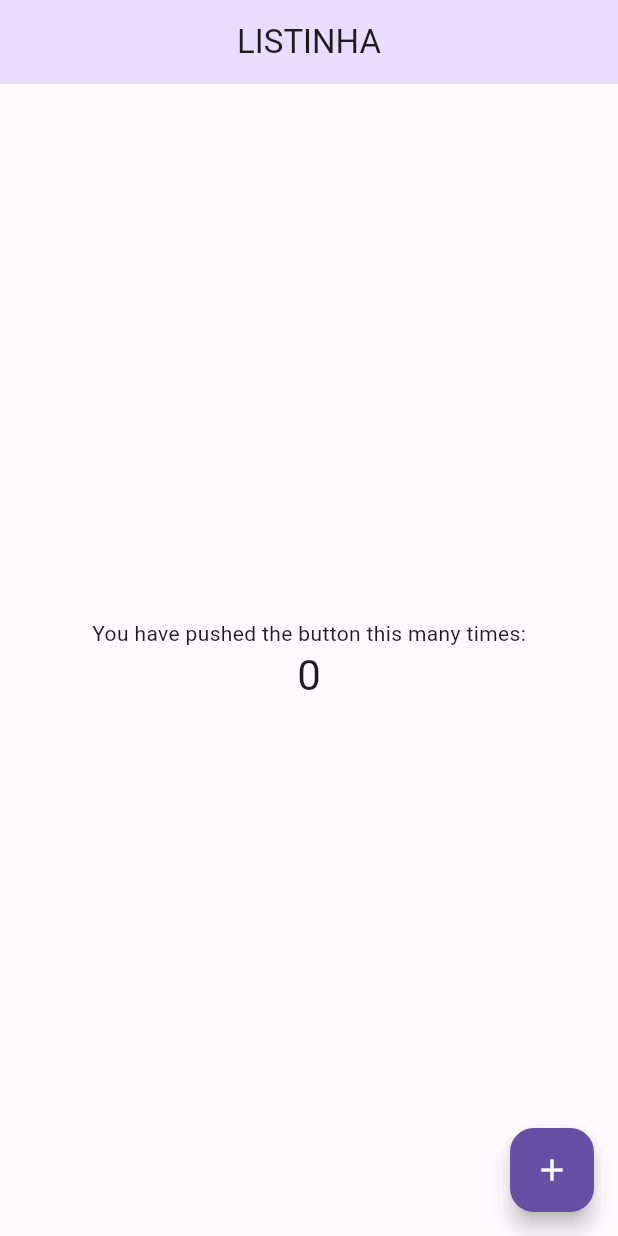
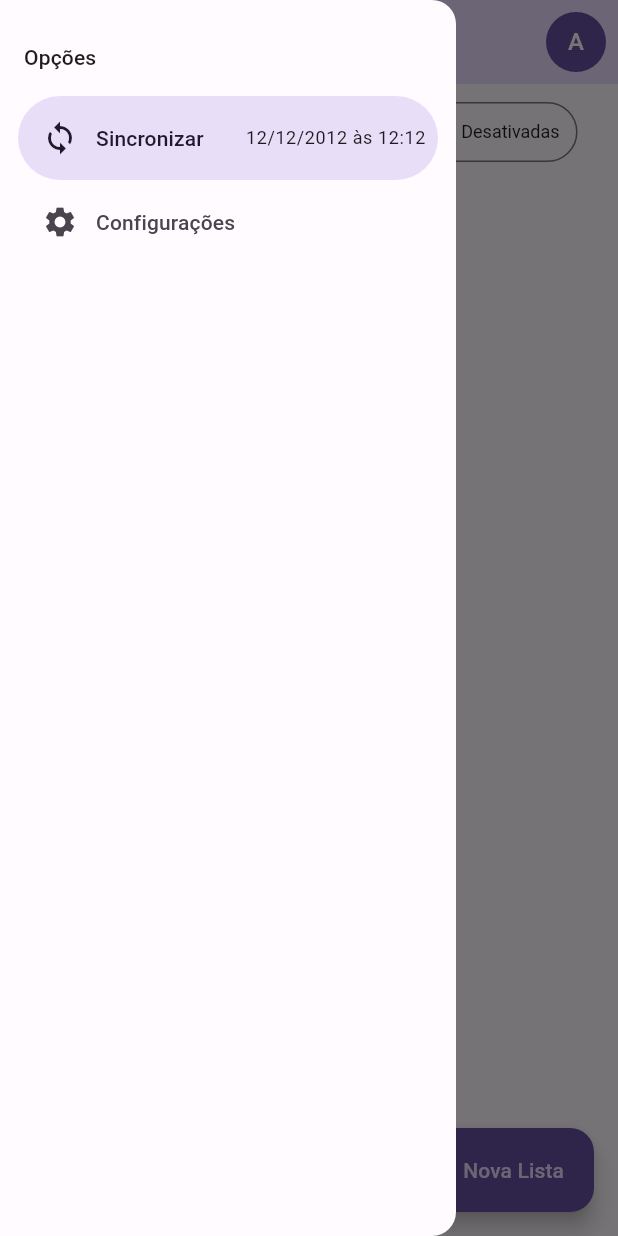
Before and after one commit to JohnSeavon/listinha, a Flutter app: the screen it shows after launch, with the side drawer open (before the commit the screen has no drawer), on a phone screen of 412 x 824 dp. Run offline on Flutter 3.47's test engine with Material 2 defaults, Android fonts, the phone set to English and light mode, and no system bars.

Commit message:
feat: implement home page and drawer

```diff
--- a/app/lib/main.dart
+++ b/app/lib/main.dart
@@ -1,109 +1,7 @@
 import 'package:flutter/material.dart';
-import 'package:listinha/src/shared/themes/themes.dart';
 
+import 'src/app_widget.dart';
 
 void main() {
-  runApp(const MyApp());
+  runApp(const AppWidget());
 }
-
-class MyApp extends StatelessWidget {
-  const MyApp({super.key});
-
-  // This widget is the root of your application.
-  @override
-  Widget build(BuildContext context) {
-    return MaterialApp(
-      title: 'Flutter Demo',
-      debugShowCheckedModeBanner: false,
-      themeMode: ThemeMode.light,
-      theme: lightTheme,
-      darkTheme: darkTheme,
-      home: const MyHomePage(title: 'LISTINHA'),
-    );
-  }
-}
-
-class MyHomePage extends StatefulWidget {
-  const MyHomePage({super.key, required this.title});
-
-  // This widget is the home page of your application. It is stateful, meaning
-  // that it has a State object (defined below) that contains fields that affect
-  // how it looks.
-
-  // This class is the configuration for the state. It holds the values (in this
-  // case the title) provided by the parent (in this case the App widget) and
-  // used by the build method of the State. Fields in a Widget subclass are
-  // always marked "final".
-
-  final String title;
-
-  @override
-  State<MyHomePage> createState() => _MyHomePageState();
-}
-
-class _MyHomePageState extends State<MyHomePage> {
-  int _counter = 0;
-
-  void _incrementCounter() {
-    setState(() {
-      // This call to setState tells the Flutter framework that something has
-      // changed in this State, which causes it to rerun the build method below
-      // so that the display can reflect the updated values. If we changed
-      // _counter without calling setState(), then the build method would not be
-      // called again, and so nothing would appear to happen.
-      _counter++;
-    });
-  }
-
-  @override
-  Widget build(BuildContext context) {
-    // This method is rerun every time setState is called, for instance as done
-    // by the _incrementCounter method above.
-    //
-    // The Flutter framework has been optimized to make rerunning build methods
-    // fast, so that you can just rebuild anything that needs updating rather
-    // than having to individually change instances of widgets.
-    return Scaffold(
-      appBar: AppBar(
-        // Here we take the value from the MyHomePage object that was created by
-        // the App.build method, and use it to set our appbar title.
-        title: Text(widget.title),
-      ),
-      body: Center(
-        // Center is a layout widget. It takes a single child and positions it
-        // in the middle of the parent.
-        child: Column(
-          // Column is also a layout widget. It takes a list of children and
-          // arranges them vertically. By default, it sizes itself to fit its
-          // children horizontally, and tries to be as tall as its parent.
-          //
-          // Invoke "debug painting" (press "p" in the console, choose the
-          // "Toggle Debug Paint" action from the Flutter Inspector in Android
-          // Studio, or the "Toggle Debug Paint" command in Visual Studio Code)
-          // to see the wireframe for each widget.
-          //
-          // Column has various properties to control how it sizes itself and
-          // how it positions its children. Here we use mainAxisAlignment to
-          // center the children vertically; the main axis here is the vertical
-          // axis because Columns are vertical (the cross axis would be
-          // horizontal).
-          mainAxisAlignment: MainAxisAlignment.center,
-          children: <Widget>[
-            const Text(
-              'You have pushed the button this many times:',
-            ),
-            Text(
-              '$_counter',
-              style: Theme.of(context).textTheme.headlineMedium,
-            ),
-          ],
-        ),
-      ),
-      floatingActionButton: FloatingActionButton(
-        onPressed: _incrementCounter,
-        tooltip: 'Increment',
-        child: const Icon(Icons.add),
-      ), // This trailing comma makes auto-formatting nicer for build methods.
-    );
-  }
-}
--- a/app/lib/src/app_widget.dart
+++ b/app/lib/src/app_widget.dart
@@ -1,6 +1,6 @@
 import 'package:flutter/material.dart';
-import 'package:listinha/main.dart';
 
+import 'home/home_page.dart';
 import 'shared/themes/themes.dart';
 
 class AppWidget extends StatelessWidget {
@@ -14,7 +14,7 @@ class AppWidget extends StatelessWidget {
       themeMode: ThemeMode.light,
       theme: lightTheme,
       darkTheme: darkTheme,
-      home: const MyHomePage(title: 'LISTINHA'),
+      home: const HomePage(),
     );
   }
 }
--- /dev/null
+++ b/app/lib/src/home/home_page.dart
@@ -0,0 +1,65 @@
+import 'package:flutter/material.dart';
+
+import '../shared/widgets/user_image_button.dart';
+import 'widgets/custom_drawer.dart';
+
+class HomePage extends StatefulWidget {
+  const HomePage({super.key});
+
+  @override
+  State<HomePage> createState() => _HomePageState();
+}
+
+class _HomePageState extends State<HomePage> {
+  @override
+  Widget build(BuildContext context) {
+    return Scaffold(
+      drawer: const CustomDrawer(),
+      appBar: AppBar(
+        title: const Text('LISTINHA'),
+        actions: const [
+          Padding(
+            padding: EdgeInsets.only(right: 8),
+            child: UserImageButton(),
+          ),
+        ],
+      ),
+      body: Center(
+        child: Column(
+          children: [
+            Padding(
+              padding: const EdgeInsets.all(8),
+              child: SegmentedButton<int>(
+                segments: const [
+                  ButtonSegment(
+                    value: 0,
+                    label: Text('Todos'),
+                  ),
+                  ButtonSegment(
+                    value: 1,
+                    label: Text('Pendentes'),
+                  ),
+                  ButtonSegment(
+                    value: 2,
+                    label: Text('Concluídas'),
+                  ),
+                  ButtonSegment(
+                    value: 3,
+                    label: Text('Desativadas'),
+                  ),
+                ],
+                selected: const {0},
+                onSelectionChanged: (values) {},
+              ),
+            ),
+          ],
+        ),
+      ),
+      floatingActionButton: FloatingActionButton.extended(
+        icon: const Icon(Icons.edit),
+        label: const Text('Nova Lista'),
+        onPressed: () {},
+      ),
+    );
+  }
+}
--- /dev/null
+++ b/app/lib/src/home/widgets/custom_drawer.dart
@@ -0,0 +1,37 @@
+import 'package:flutter/material.dart';
+
+class CustomDrawer extends StatelessWidget {
+  const CustomDrawer({super.key});
+
+  @override
+  Widget build(BuildContext context) {
+    return NavigationDrawer(
+      children: [
+        Padding(
+          padding: const EdgeInsets.fromLTRB(16, 28, 16, 16),
+          child: Text(
+            'Opções',
+            style: Theme.of(context).textTheme.titleSmall,
+          ),
+        ),
+        NavigationDrawerDestination(
+          icon: const Icon(Icons.sync),
+          label: Row(
+            children: [
+              const Text('Sincronizar'),
+              const SizedBox(width: 28),
+              Text(
+                '12/12/2012 às 12:12',
+                style: Theme.of(context).textTheme.bodySmall,
+              ),
+            ],
+          ),
+        ),
+        const NavigationDrawerDestination(
+          icon: Icon(Icons.settings),
+          label: Text('Configurações'),
+        ),
+      ],
+    );
+  }
+}
--- a/app/lib/src/shared/themes/themes.dart
+++ b/app/lib/src/shared/themes/themes.dart
@@ -2,7 +2,7 @@ import 'package:flutter/material.dart';
 
 part 'color_schemes.g.dart';
 
-final lightTheme = ThemeData(
+ThemeData get lightTheme => ThemeData(
       useMaterial3: true,
       colorScheme: _lightColorScheme,
       appBarTheme: AppBarTheme(
@@ -11,15 +11,32 @@ final lightTheme = ThemeData(
       ),
       floatingActionButtonTheme: FloatingActionButtonThemeData(
         backgroundColor: _lightColorScheme.primary,
-    foregroundColor: Colors.white,
+        foregroundColor: _lightColorScheme.primaryContainer,
       ),
+      segmentedButtonTheme: _segmentedButtonTheme,
     );
 
-final darkTheme = ThemeData(
+ThemeData get darkTheme => ThemeData(
       useMaterial3: true,
       colorScheme: _darkColorScheme,
       appBarTheme: AppBarTheme(
         centerTitle: true,
         backgroundColor: _darkColorScheme.primaryContainer,
       ),
+      segmentedButtonTheme: _segmentedButtonTheme,
     );
+
+SegmentedButtonThemeData get _segmentedButtonTheme => SegmentedButtonThemeData(
+      style: ButtonStyle(
+        textStyle: MaterialStateProperty.resolveWith<TextStyle?>((states) {
+          if (states.contains(MaterialState.selected)) {
+            return const TextStyle(
+              fontSize: 9,
+            );
+          }
+          return const TextStyle(
+            fontSize: 12,
+          );
+        }),
+      ),
+    );
--- /dev/null
+++ b/app/lib/src/shared/widgets/user_image_button.dart
@@ -0,0 +1,16 @@
+import 'package:flutter/material.dart';
+
+class UserImageButton extends StatelessWidget {
+  const UserImageButton({super.key});
+
+  @override
+  Widget build(BuildContext context) {
+    return GestureDetector(
+      child: CircleAvatar(
+        backgroundColor: Theme.of(context).primaryColor,
+        foregroundColor: Colors.white,
+        child: const Text('A'),
+      ),
+    );
+  }
+}
```
Lines whose indentation alone changed are shown as unchanged.
